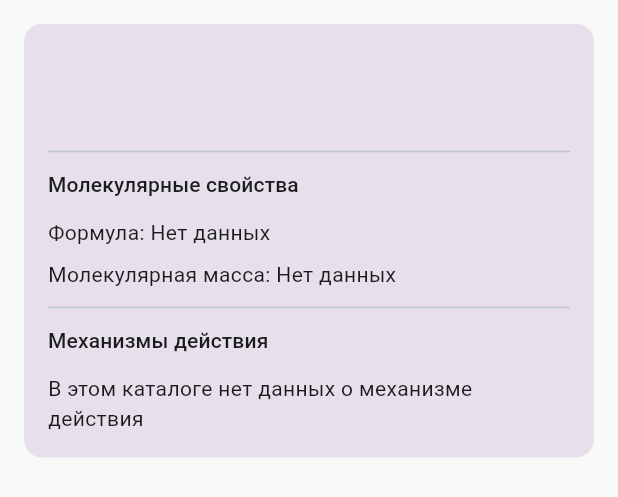
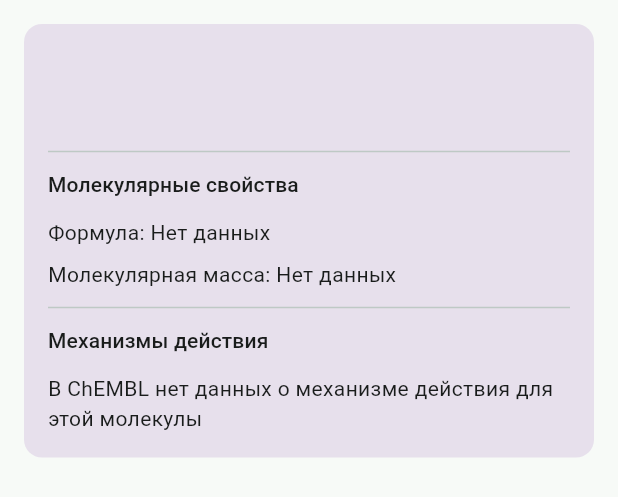
Before and after one commit to Kontorin/molecule-catalog-flutter, a Flutter app: the _MoleculeDetails widget shown alone on an empty page, opened directly with empty values, on a phone screen of 412 x 824 dp. Shown: the top 497 px of the screen. Run offline on Flutter 3.47's test engine with Material 3 defaults, Android fonts, the phone set to English and light mode, and no system bars; our stand-ins replace dio, flutter_bloc, go_router; generated files the repository leaves out were written again; network calls fail.

Commit message:
feat(mechanism): replace mocks with network loading

```diff
--- a/lib/app.dart
+++ b/lib/app.dart
@@ -8,6 +8,8 @@ import 'common/network/dio_client.dart';
 import 'common/settings/app_settings_cubit.dart';
 import 'common/settings/app_settings_state.dart';
 import 'common/theme/app_theme.dart';
+import 'features/mechanism/data/api/mechanism_api.dart';
+import 'features/mechanism/data/data_sources/network_mechanism_data_source.dart';
 import 'features/mechanism/data/mechanism_repository.dart';
 import 'features/mechanism/domain/i_mechanism_repository.dart';
 import 'features/molecule/data/api/molecule_api.dart';
@@ -44,7 +46,9 @@ class _AppState extends State<App> {
               MoleculeRepository(NetworkMoleculeDataSource(MoleculeApi(_dio))),
         ),
         RepositoryProvider<IMechanismRepository>(
-          create: (context) => MechanismRepository(),
+          create: (context) => MechanismRepository(
+            NetworkMechanismDataSource(MechanismApi(_dio)),
+          ),
         ),
       ],
       child: MultiBlocProvider(
--- a/lib/features/mechanism/data/mock_mechanisms.dart
+++ /dev/null
@@ -1,103 +0,0 @@
-import '../domain/mechanism_model.dart';
-
-const List<MechanismModel> mockMechanisms = [
-  MechanismModel(
-    id: 1043,
-    moleculeId: 'CHEMBL1201536',
-    parentMoleculeId: 'CHEMBL3',
-    description: 'Neuronal acetylcholine receptor; alpha4/beta2 agonist',
-    actionType: 'AGONIST',
-    targetId: 'CHEMBL1907589',
-    targetName: 'Neuronal acetylcholine receptor; alpha4/beta2',
-  ),
-  MechanismModel(
-    id: 1044,
-    moleculeId: 'CHEMBL3',
-    parentMoleculeId: 'CHEMBL3',
-    description: 'Neuronal acetylcholine receptor; alpha4/beta2 agonist',
-    actionType: 'AGONIST',
-    targetId: 'CHEMBL1907589',
-    targetName: 'Neuronal acetylcholine receptor; alpha4/beta2',
-  ),
-  MechanismModel(
-    id: 1168,
-    moleculeId: 'CHEMBL1558',
-    parentMoleculeId: 'CHEMBL2',
-    description: 'Adrenergic receptor alpha-1 antagonist',
-    actionType: 'ANTAGONIST',
-    targetId: 'CHEMBL2094251',
-    targetName: 'Adrenergic receptor alpha-1',
-  ),
-  MechanismModel(
-    id: 1192,
-    moleculeId: 'CHEMBL6',
-    parentMoleculeId: 'CHEMBL6',
-    description: 'Cyclooxygenase inhibitor',
-    actionType: 'INHIBITOR',
-    targetId: 'CHEMBL2094253',
-    targetName: 'Cyclooxygenase',
-  ),
-  MechanismModel(
-    id: 1199,
-    moleculeId: 'CHEMBL3989410',
-    parentMoleculeId: 'CHEMBL6',
-    description: 'Cyclooxygenase inhibitor',
-    actionType: 'INHIBITOR',
-    targetId: 'CHEMBL2094253',
-    targetName: 'Cyclooxygenase',
-  ),
-  MechanismModel(
-    id: 1668,
-    moleculeId: 'CHEMBL1439',
-    parentMoleculeId: 'CHEMBL404',
-    description: 'Bacterial beta-lactamase TEM inhibitor',
-    actionType: 'INHIBITOR',
-    targetId: 'CHEMBL2364670',
-    targetName: 'Beta-lactamase TEM',
-  ),
-  MechanismModel(
-    id: 1669,
-    moleculeId: 'CHEMBL1200944',
-    parentMoleculeId: 'CHEMBL403',
-    description: 'Bacterial beta-lactamase TEM inhibitor',
-    actionType: 'INHIBITOR',
-    targetId: 'CHEMBL2364670',
-    targetName: 'Beta-lactamase TEM',
-  ),
-  MechanismModel(
-    id: 1899,
-    moleculeId: 'CHEMBL4',
-    parentMoleculeId: 'CHEMBL4',
-    description: 'Bacterial DNA gyrase inhibitor',
-    actionType: 'INHIBITOR',
-    targetId: 'CHEMBL2311224',
-    targetName: 'Bacterial DNA gyrase',
-  ),
-  MechanismModel(
-    id: 1905,
-    moleculeId: 'CHEMBL5',
-    parentMoleculeId: 'CHEMBL5',
-    description: 'Bacterial DNA gyrase inhibitor',
-    actionType: 'INHIBITOR',
-    targetId: 'CHEMBL2311224',
-    targetName: 'Bacterial DNA gyrase',
-  ),
-  MechanismModel(
-    id: 5729,
-    moleculeId: 'CHEMBL204021',
-    parentMoleculeId: 'CHEMBL204021',
-    description: 'LDL-associated phospholipase A2 inhibitor',
-    actionType: 'INHIBITOR',
-    targetId: 'CHEMBL3514',
-    targetName: 'Platelet-activating factor acetylhydrolase',
-  ),
-  MechanismModel(
-    id: 9686,
-    moleculeId: 'CHEMBL542414',
-    parentMoleculeId: 'CHEMBL6259',
-    description: 'Bacterial DNA gyrase inhibitor',
-    actionType: 'INHIBITOR',
-    targetId: 'CHEMBL2311224',
-    targetName: 'Bacterial DNA gyrase',
-  ),
-];
--- a/lib/features/molecule/presentation/view/molecule_detail_screen.dart
+++ b/lib/features/molecule/presentation/view/molecule_detail_screen.dart
@@ -12,6 +12,7 @@ import '../../domain/i_molecule_repository.dart';
 import '../../domain/molecule_model.dart';
 import '../bloc/detail/molecule_detail_cubit.dart';
 import '../bloc/detail/molecule_detail_state.dart';
+import '../utils/catalog_value_presentation.dart';
 import '../utils/molecule_properties_presentation.dart';
 
 class MoleculeDetailScreen extends StatelessWidget {
@@ -141,10 +142,10 @@ class _MoleculeDetails extends StatelessWidget {
                   for (final mechanism in mechanisms)
                     ListTile(
                       contentPadding: EdgeInsets.zero,
-                      title: Text(mechanism.description),
+                      title: Text(mechanism.description.orUnavailable(l10n)),
                       subtitle: Text(
                         '${l10n.mechanismId}: ${mechanism.id}\n'
-                        '${l10n.target}: ${mechanism.targetName}',
+                        '${l10n.target}: ${mechanism.targetName.orUnavailable(l10n)}',
                       ),
                       trailing: Tooltip(
                         message: l10n.openMechanism,
--- a/lib/l10n/app_en.arb
+++ b/lib/l10n/app_en.arb
@@ -31,7 +31,7 @@
   "moleculeNotFound": "Molecule not found",
   "structurePlaceholder": "Structure image unavailable",
   "mechanismsTitle": "Mechanisms of action",
-  "noMechanisms": "No mechanism data in this catalog",
+  "noMechanisms": "No mechanism data for this molecule in ChEMBL",
   "mechanismId": "Mechanism ID",
   "target": "Target",
   "mechanismTitle": "Mechanism of action",
--- a/lib/l10n/app_ru.arb
+++ b/lib/l10n/app_ru.arb
@@ -31,7 +31,7 @@
   "moleculeNotFound": "Молекула не найдена",
   "structurePlaceholder": "Изображение структуры недоступно",
   "mechanismsTitle": "Механизмы действия",
-  "noMechanisms": "В этом каталоге нет данных о механизме действия",
+  "noMechanisms": "В ChEMBL нет данных о механизме действия для этой молекулы",
   "mechanismId": "ID механизма",
   "target": "Мишень",
   "mechanismTitle": "Механизм действия",
```
Also changed, not shown: lib/features/mechanism/data/mechanism_repository.dart (+43 -18 lines), lib/features/molecule/presentation/bloc/detail/molecule_detail_cubit.dart (+9 -6 lines), lib/features/molecule/presentation/bloc/mechanism/molecule_mechanism_cubit.dart (+9 -12 lines), lib/features/molecule/presentation/utils/catalog_value_presentation.dart (added, +7 -0 lines), lib/features/molecule/presentation/view/molecule_mechanism_screen.dart (+17 -5 lines), docs/reference/chembl_snapshot.json (renamed from lib/features/mechanism/data/chembl_snapshot.json), 1 other file.
